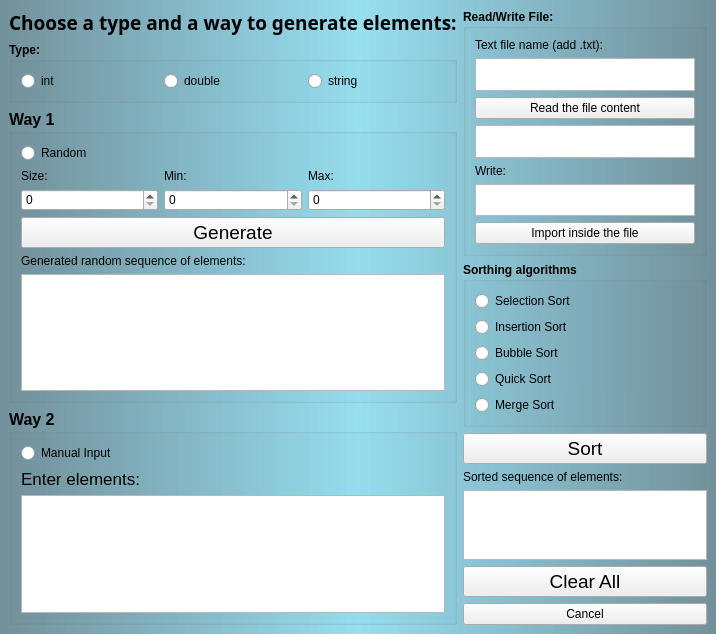
Above: sortingalgorithms.ui from RitaPlusPlus/sorting before the change. Below: the same form after it.
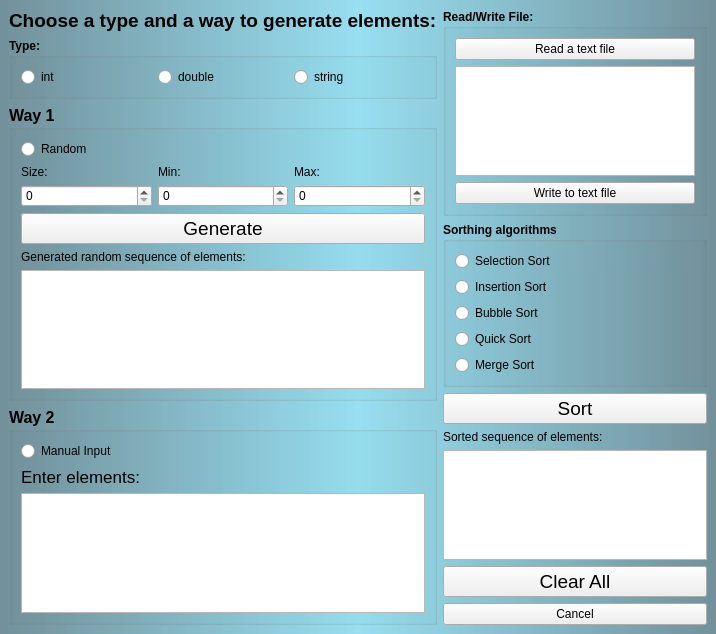
That is the form after the change.

Commit message: Read button for text files button is now working.

The edit to the form file:
```diff
--- a/sortingalgorithms.ui
+++ b/sortingalgorithms.ui
@@ -69,7 +69,6 @@
           </property>
           <property name="font">
            <font>
-            <weight>75</weight>
             <bold>true</bold>
            </font>
           </property>
@@ -158,9 +157,7 @@
          <widget class="QPushButton" name="btnClear">
           <property name="font">
            <font>
-            <family>Arial</family>
             <pointsize>14</pointsize>
-            <weight>50</weight>
             <bold>false</bold>
            </font>
           </property>
@@ -176,7 +173,6 @@
          <widget class="QPushButton" name="btnSort">
           <property name="font">
            <font>
-            <family>Arial</family>
             <pointsize>14</pointsize>
            </font>
           </property>
@@ -202,8 +198,6 @@
          <widget class="QGroupBox" name="groupBox">
           <property name="font">
            <font>
-            <family>Arial</family>
-            <weight>75</weight>
             <bold>true</bold>
            </font>
           </property>
@@ -211,43 +205,23 @@
            <string>Read/Write File:</string>
           </property>
           <layout class="QGridLayout" name="gridLayout">
+           <item row="3" column="0">
+            <widget class="QPushButton" name="pushButton">
+             <property name="text">
+              <string>Write to text file</string>
+             </property>
+            </widget>
+           </item>
            <item row="0" column="0">
-            <widget class="QLabel" name="label_5">
+            <widget class="QPushButton" name="pushButton_2">
              <property name="text">
-              <string>Text file name (add .txt):</string>
+              <string>Read a text file</string>
              </property>
             </widget>
            </item>
            <item row="1" column="0">
             <widget class="QTextEdit" name="textEdit_File_Name"/>
            </item>
-           <item row="2" column="0">
-            <widget class="QPushButton" name="pushButton_2">
-             <property name="text">
-              <string>Read the file content</string>
-             </property>
-            </widget>
-           </item>
-           <item row="3" column="0">
-            <widget class="QTextBrowser" name="textBrowser_File_Read"/>
-           </item>
-           <item row="4" column="0">
-            <widget class="QLabel" name="label_4">
-             <property name="text">
-              <string>Write:</string>
-             </property>
-            </widget>
-           </item>
-           <item row="5" column="0">
-            <widget class="QTextEdit" name="textEdit_File_Write"/>
-           </item>
-           <item row="6" column="0">
-            <widget class="QPushButton" name="pushButton">
-             <property name="text">
-              <string>Import inside the file</string>
-             </property>
-            </widget>
-           </item>
           </layout>
          </widget>
         </item>
@@ -260,7 +234,6 @@
           <property name="font">
            <font>
             <pointsize>12</pointsize>
-            <weight>75</weight>
             <bold>true</bold>
            </font>
           </property>
@@ -301,7 +274,6 @@
           <property name="font">
            <font>
             <pointsize>12</pointsize>
-            <weight>75</weight>
             <bold>true</bold>
            </font>
           </property>
@@ -375,7 +347,6 @@
             <widget class="QPushButton" name="btnGenerate_randSeq">
              <property name="font">
               <font>
-               <family>Arial</family>
                <pointsize>14</pointsize>
               </font>
              </property>
@@ -404,9 +375,7 @@
          <widget class="QLabel" name="label_0">
           <property name="font">
            <font>
-            <family>Arial Black</family>
             <pointsize>14</pointsize>
-            <weight>75</weight>
             <bold>true</bold>
            </font>
           </property>
@@ -419,7 +388,6 @@
          <widget class="QGroupBox" name="groupBox_types">
           <property name="font">
            <font>
-            <weight>75</weight>
             <bold>true</bold>
            </font>
           </property>
```
Left out of the diff: 50 changed lines with no effect on the pictures. The commit also changes 2 other files.
